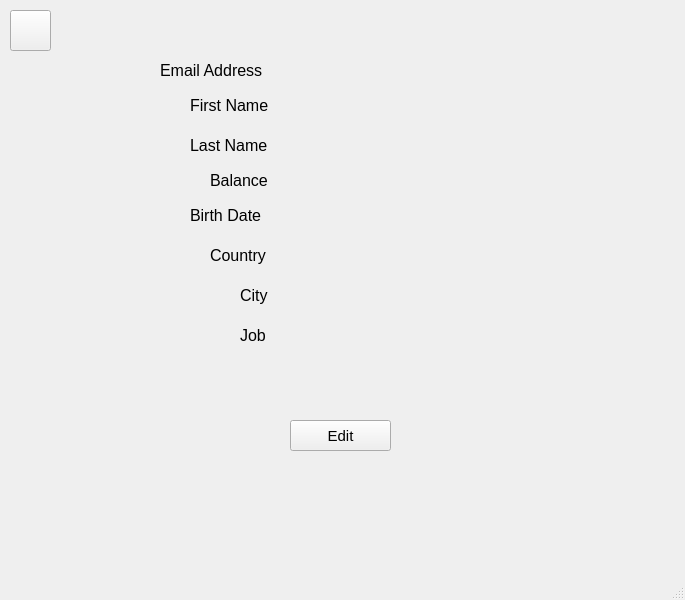
Eugeo101/Commerce-Marketplace-system, file front end/view_acc.ui: the form before one commit.
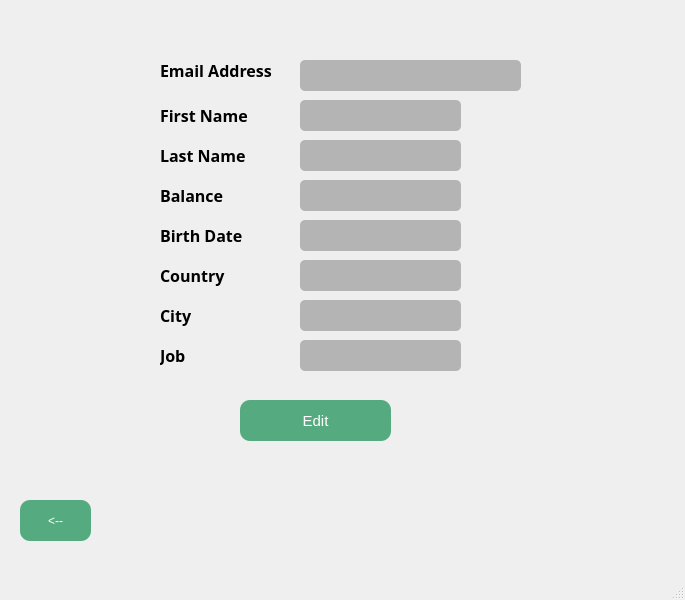
The form after the commit.

Patch:
```diff
--- a/front end/view_acc.ui
+++ b/front end/view_acc.ui
@@ -17,10 +17,10 @@
    <widget class="QPushButton" name="editbutton">
     <property name="geometry">
      <rect>
-      <x>290</x>
-      <y>420</y>
-      <width>101</width>
-      <height>31</height>
+      <x>240</x>
+      <y>400</y>
+      <width>151</width>
+      <height>41</height>
      </rect>
     </property>
     <property name="font">
@@ -28,6 +28,11 @@
       <pointsize>11</pointsize>
      </font>
     </property>
+    <property name="styleSheet">
+     <string notr="true">border-radius: 10px;
+color: rgb(255, 255, 255);
+background-color: rgb(85, 170, 127);</string>
+    </property>
     <property name="text">
      <string>Edit</string>
     </property>
@@ -43,7 +48,10 @@
     </property>
     <property name="font">
      <font>
+      <family>Yu Gothic UI Semibold</family>
       <pointsize>12</pointsize>
+      <weight>75</weight>
+      <bold>true</bold>
      </font>
     </property>
     <property name="text">
@@ -56,15 +64,18 @@
    <widget class="QLabel" name="firstnamelabel">
     <property name="geometry">
      <rect>
-      <x>190</x>
-      <y>90</y>
+      <x>160</x>
+      <y>100</y>
       <width>101</width>
       <height>31</height>
      </rect>
     </property>
     <property name="font">
      <font>
+      <family>Yu Gothic UI Semibold</family>
       <pointsize>12</pointsize>
+      <weight>75</weight>
+      <bold>true</bold>
      </font>
     </property>
     <property name="text">
@@ -77,15 +88,18 @@
    <widget class="QLabel" name="lastnamelabel">
     <property name="geometry">
      <rect>
-      <x>190</x>
-      <y>130</y>
+      <x>160</x>
+      <y>140</y>
       <width>111</width>
       <height>31</height>
      </rect>
     </property>
     <property name="font">
      <font>
+      <family>Yu Gothic UI Semibold</family>
       <pointsize>12</pointsize>
+      <weight>75</weight>
+      <bold>true</bold>
      </font>
     </property>
     <property name="text">
@@ -95,15 +109,18 @@
    <widget class="QLabel" name="Balancelabel">
     <property name="geometry">
      <rect>
-      <x>210</x>
-      <y>170</y>
-      <width>71</width>
-      <height>21</height>
+      <x>160</x>
+      <y>180</y>
+      <width>81</width>
+      <height>31</height>
      </rect>
     </property>
     <property name="font">
      <font>
+      <family>Yu Gothic UI Semibold</family>
       <pointsize>12</pointsize>
+      <weight>75</weight>
+      <bold>true</bold>
      </font>
     </property>
     <property name="text">
@@ -113,15 +130,18 @@
    <widget class="QLabel" name="bdatelabel">
     <property name="geometry">
      <rect>
-      <x>190</x>
-      <y>200</y>
+      <x>160</x>
+      <y>220</y>
       <width>101</width>
       <height>31</height>
      </rect>
     </property>
     <property name="font">
      <font>
+      <family>Yu Gothic UI Semibold</family>
       <pointsize>12</pointsize>
+      <weight>75</weight>
+      <bold>true</bold>
      </font>
     </property>
     <property name="text">
@@ -134,15 +154,18 @@
    <widget class="QLabel" name="citylabel">
     <property name="geometry">
      <rect>
-      <x>240</x>
-      <y>280</y>
-      <width>41</width>
+      <x>160</x>
+      <y>300</y>
+      <width>51</width>
       <height>31</height>
      </rect>
     </property>
     <property name="font">
      <font>
+      <family>Yu Gothic UI Semibold</family>
       <pointsize>12</pointsize>
+      <weight>75</weight>
+      <bold>true</bold>
      </font>
     </property>
     <property name="text">
@@ -155,15 +178,18 @@
    <widget class="QLabel" name="countrylabel">
     <property name="geometry">
      <rect>
-      <x>210</x>
-      <y>240</y>
+      <x>160</x>
+      <y>260</y>
       <width>81</width>
       <height>31</height>
      </rect>
     </property>
     <property name="font">
      <font>
+      <family>Yu Gothic UI Semibold</family>
       <pointsize>12</pointsize>
+      <weight>75</weight>
+      <bold>true</bold>
      </font>
     </property>
     <property name="text">
@@ -173,15 +199,18 @@
    <widget class="QLabel" name="joblabel">
     <property name="geometry">
      <rect>
-      <x>240</x>
-      <y>320</y>
+      <x>160</x>
+      <y>340</y>
       <width>41</width>
       <height>31</height>
      </rect>
     </property>
     <property name="font">
      <font>
+      <family>Yu Gothic UI Semibold</family>
       <pointsize>12</pointsize>
+      <weight>75</weight>
+      <bold>true</bold>
      </font>
     </property>
     <property name="text">
@@ -191,10 +220,10 @@
    <widget class="QLabel" name="mailview">
     <property name="geometry">
      <rect>
-      <x>310</x>
+      <x>300</x>
       <y>60</y>
-      <width>161</width>
-      <height>21</height>
+      <width>221</width>
+      <height>31</height>
      </rect>
     </property>
     <property name="font">
@@ -202,6 +231,10 @@
       <pointsize>11</pointsize>
      </font>
     </property>
+    <property name="styleSheet">
+     <string notr="true">border-radius: 5px;
+background-color: rgb(180, 180, 180);</string>
+    </property>
     <property name="text">
      <string/>
     </property>
@@ -209,10 +242,10 @@
    <widget class="QLabel" name="fnameview">
     <property name="geometry">
      <rect>
-      <x>310</x>
+      <x>300</x>
       <y>100</y>
       <width>161</width>
-      <height>21</height>
+      <height>31</height>
      </rect>
     </property>
     <property name="font">
@@ -220,6 +253,10 @@
       <pointsize>11</pointsize>
      </font>
     </property>
+    <property name="styleSheet">
+     <string notr="true">border-radius: 5px;
+background-color: rgb(180, 180, 180);</string>
+    </property>
     <property name="text">
      <string/>
     </property>
@@ -227,10 +264,10 @@
    <widget class="QLabel" name="lnameview">
     <property name="geometry">
      <rect>
-      <x>310</x>
+      <x>300</x>
       <y>140</y>
       <width>161</width>
-      <height>21</height>
+      <height>31</height>
      </rect>
     </property>
     <property name="font">
@@ -238,6 +275,10 @@
       <pointsize>11</pointsize>
      </font>
     </property>
+    <property name="styleSheet">
+     <string notr="true">border-radius: 5px;
+background-color: rgb(180, 180, 180);</string>
+    </property>
     <property name="text">
      <string/>
     </property>
@@ -245,10 +286,10 @@
    <widget class="QLabel" name="balanceview">
     <property name="geometry">
      <rect>
-      <x>310</x>
-      <y>170</y>
+      <x>300</x>
+      <y>180</y>
       <width>161</width>
-      <height>21</height>
+      <height>31</height>
      </rect>
     </property>
     <property name="font">
@@ -256,6 +297,10 @@
       <pointsize>11</pointsize>
      </font>
     </property>
+    <property name="styleSheet">
+     <string notr="true">border-radius: 5px;
+background-color: rgb(180, 180, 180);</string>
+    </property>
     <property name="text">
      <string/>
     </property>
@@ -263,10 +308,10 @@
    <widget class="QLabel" name="bdateview">
     <property name="geometry">
      <rect>
-      <x>310</x>
-      <y>210</y>
+      <x>300</x>
+      <y>220</y>
       <width>161</width>
-      <height>21</height>
+      <height>31</height>
      </rect>
     </property>
     <property name="font">
@@ -274,6 +319,10 @@
       <pointsize>11</pointsize>
      </font>
     </property>
+    <property name="styleSheet">
+     <string notr="true">border-radius: 5px;
+background-color: rgb(180, 180, 180);</string>
+    </property>
     <property name="text">
      <string/>
     </property>
@@ -282,9 +331,9 @@
     <property name="geometry">
      <rect>
       <x>300</x>
-      <y>250</y>
+      <y>260</y>
       <width>161</width>
-      <height>21</height>
+      <height>31</height>
      </rect>
     </property>
     <property name="font">
@@ -292,6 +341,10 @@
       <pointsize>11</pointsize>
      </font>
     </property>
+    <property name="styleSheet">
+     <string notr="true">border-radius: 5px;
+background-color: rgb(180, 180, 180);</string>
+    </property>
     <property name="text">
      <string/>
     </property>
@@ -300,9 +353,9 @@
     <property name="geometry">
      <rect>
       <x>300</x>
-      <y>280</y>
+      <y>300</y>
       <width>161</width>
-      <height>21</height>
+      <height>31</height>
      </rect>
     </property>
     <property name="font">
@@ -310,6 +363,10 @@
       <pointsize>11</pointsize>
      </font>
     </property>
+    <property name="styleSheet">
+     <string notr="true">border-radius: 5px;
+background-color: rgb(180, 180, 180);</string>
+    </property>
     <property name="text">
      <string/>
     </property>
@@ -317,10 +374,10 @@
    <widget class="QLabel" name="jobview">
     <property name="geometry">
      <rect>
-      <x>290</x>
-      <y>320</y>
+      <x>300</x>
+      <y>340</y>
       <width>161</width>
-      <height>21</height>
+      <height>31</height>
      </rect>
     </property>
     <property name="font">
@@ -328,6 +385,10 @@
       <pointsize>11</pointsize>
      </font>
     </property>
+    <property name="styleSheet">
+     <string notr="true">border-radius: 5px;
+background-color: rgb(180, 180, 180);</string>
+    </property>
     <property name="text">
      <string/>
     </property>
@@ -335,14 +396,19 @@
    <widget class="QPushButton" name="backbutton">
     <property name="geometry">
      <rect>
-      <x>10</x>
-      <y>10</y>
-      <width>41</width>
+      <x>20</x>
+      <y>500</y>
+      <width>71</width>
       <height>41</height>
      </rect>
     </property>
+    <property name="styleSheet">
+     <string notr="true">border-radius: 10px;
+color: rgb(255, 255, 255);
+background-color: rgb(85, 170, 127);</string>
+    </property>
     <property name="text">
-     <string/>
+     <string>&lt;--</string>
     </property>
    </widget>
   </widget>
```
